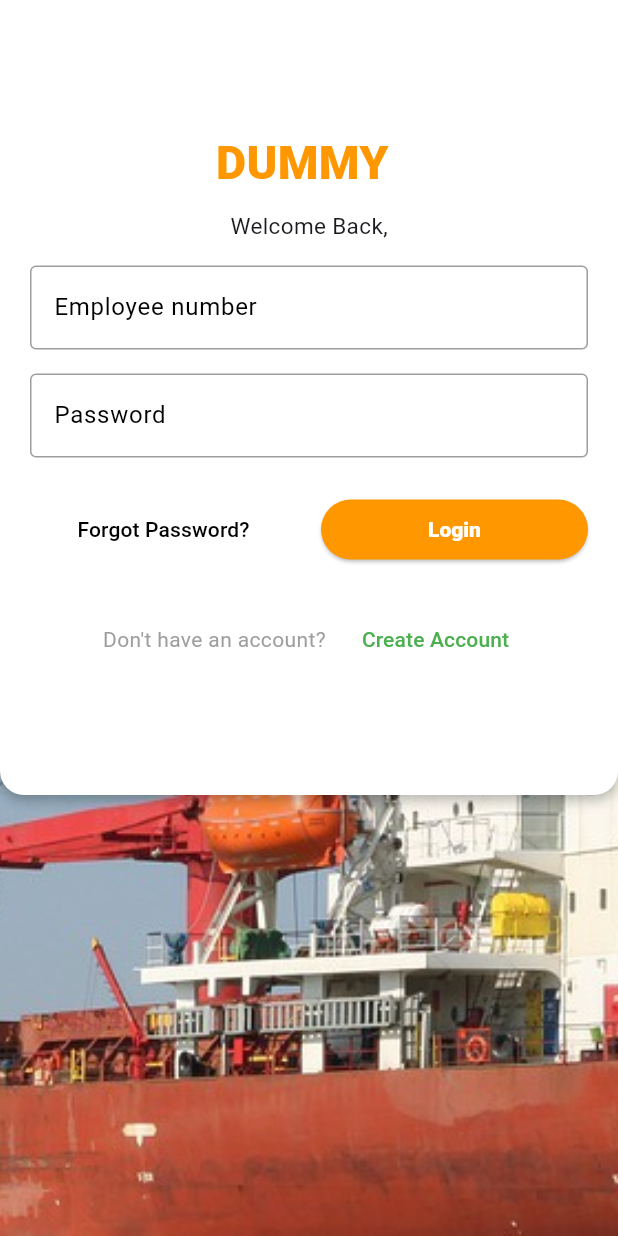
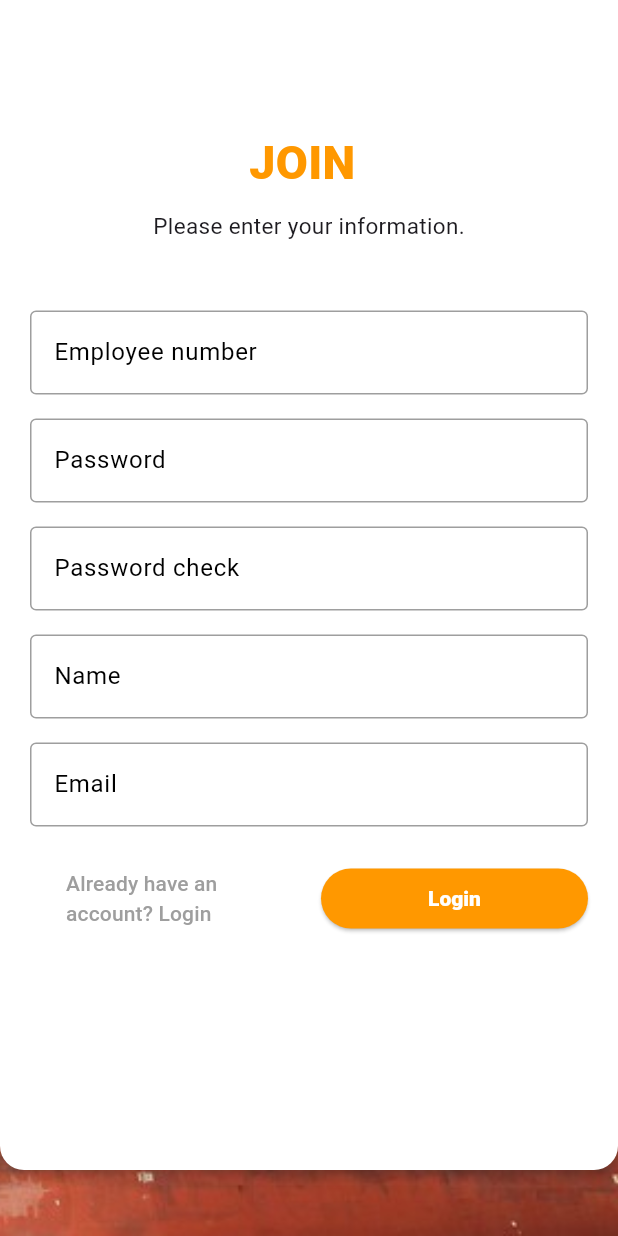
Before and after one commit to okdoittttt/Painting_Dummy, a Flutter app: the screen it shows after launch, after a tap on "Create Account", on a phone screen of 412 x 824 dp. Run offline on Flutter 3.47's test engine with Material 3 defaults, Android fonts, the light colour scheme and no system bars; Roboto replaces fonts that are missing (Pretendard).

Commit message:
FEAT: 회원가입 UI 구현

```diff
--- /dev/null
+++ b/app/robot_arm_controller/lib/pages/join/join.dart
@@ -0,0 +1,294 @@
+import 'package:flutter/cupertino.dart';
+import 'package:flutter/material.dart';
+import 'package:robot_arm_controller/pages/login/login.dart';
+
+class JoinPage extends StatefulWidget {
+  const JoinPage({super.key});
+
+  @override
+  State<JoinPage> createState() => _JoinPageState();
+}
+
+class _JoinPageState extends State<JoinPage> {
+  @override
+  Widget build(BuildContext context) {
+    return Scaffold(
+      backgroundColor: Color(0xFF4B39EF),
+      body: Container(
+        width: MediaQuery.sizeOf(context).width,
+        height: MediaQuery.sizeOf(context).height * 1,
+        decoration: BoxDecoration(
+            image: DecorationImage(
+                fit: BoxFit.cover,
+                image: Image.asset(
+                  'assets/ship3.jpg',
+                ).image)),
+        child: Column(
+          mainAxisSize: MainAxisSize.max,
+          children: [
+            Container(
+              width: double.infinity,
+              height: 780,
+              decoration: BoxDecoration(
+                  color: Colors.white,
+                  boxShadow: [
+                    BoxShadow(
+                        blurRadius: 7,
+                        color: Color(0x4D090F13),
+                        offset: Offset(0, 3))
+                  ],
+                  borderRadius: BorderRadius.only(
+                      bottomLeft: Radius.circular(16),
+                      bottomRight: Radius.circular(16),
+                      topLeft: Radius.circular(0),
+                      topRight: Radius.circular(0))),
+              child: Padding(
+                padding: EdgeInsetsDirectional.fromSTEB(20, 0, 20, 0),
+                child: SingleChildScrollView(
+                  child: Column(
+                    mainAxisSize: MainAxisSize.max,
+                    mainAxisAlignment: MainAxisAlignment.center,
+                    crossAxisAlignment: CrossAxisAlignment.center,
+                    children: [
+                      SizedBox(
+                        height: 30,
+                      ),
+                      Padding(
+                        padding: EdgeInsetsDirectional.fromSTEB(0, 56, 0, 0),
+                        child: Row(
+                          mainAxisSize: MainAxisSize.max,
+                          mainAxisAlignment: MainAxisAlignment.center,
+                          children: [
+                            Row(
+                              children: [
+                                Text(
+                                  'JOIN',
+                                  style: TextStyle(
+                                      fontSize: 31,
+                                      fontWeight: FontWeight.w900,
+                                      color: Colors.orange),
+                                ),
+                                SizedBox(
+                                  width: 9,
+                                )
+                              ],
+                            )
+                          ],
+                        ),
+                      ),
+                      Padding(
+                        padding: EdgeInsetsDirectional.fromSTEB(0, 10, 0, 0),
+                        child: Row(
+                          mainAxisSize: MainAxisSize.max,
+                          mainAxisAlignment: MainAxisAlignment.center,
+                          children: [
+                            Text(
+                              'Please enter your information.',
+                              style: TextStyle(fontSize: 15),
+                            )
+                          ],
+                        ),
+                      ),
+                      SizedBox(height: 30,),
+                      Padding(
+                        padding: EdgeInsetsDirectional.fromSTEB(0, 16, 0, 0),
+                        child: Row(
+                          mainAxisSize: MainAxisSize.max,
+                          mainAxisAlignment: MainAxisAlignment.center,
+                          children: [
+                            Expanded(
+                                child: TextFormField(
+                                  keyboardType: TextInputType.text,
+                                  decoration: InputDecoration(
+                                    labelText: 'Employee number',
+                                    hintText: 'Enter your Employee number here...',
+                                    labelStyle: TextStyle(
+                                        color: Colors.black), // 레이블 텍스트 색상
+                                    focusedBorder: OutlineInputBorder(
+                                      borderSide: BorderSide(
+                                          color:
+                                          Colors.orange), // 포커스 시 테두리 색상
+                                    ),
+                                    enabledBorder: OutlineInputBorder(
+                                      borderSide: BorderSide(
+                                          color: Colors.grey), // 비활성화 시 테두리 색상
+                                    ),
+                                  ),
+                                ),
+                            ),
+                          ],
+                        ),
+                      ),
+                      Padding(
+                        padding: EdgeInsetsDirectional.fromSTEB(0, 16, 0, 0),
+                        child: Row(
+                          mainAxisSize: MainAxisSize.max,
+                          mainAxisAlignment: MainAxisAlignment.center,
+                          children: [
+                            Expanded(
+                              child: TextFormField(
+                                keyboardType: TextInputType.visiblePassword,
+                                obscureText: true,
+                                decoration: InputDecoration(
+                                  labelText: 'Password',
+                                  hintText: 'Enter your password here...',
+                                  labelStyle: TextStyle(
+                                      color: Colors.black), // 레이블 텍스트 색상
+                                  focusedBorder: OutlineInputBorder(
+                                    borderSide: BorderSide(
+                                        color:
+                                        Colors.orange), // 포커스 시 테두리 색상
+                                  ),
+                                  enabledBorder: OutlineInputBorder(
+                                    borderSide: BorderSide(
+                                        color: Colors.grey), // 비활성화 시 테두리 색상
+                                  ),
+                                ),
+                              ),
+                            ),
+                          ],
+                        ),
+                      ),
+                      Padding(
+                        padding: EdgeInsetsDirectional.fromSTEB(0, 16, 0, 0),
+                        child: Row(
+                          mainAxisSize: MainAxisSize.max,
+                          mainAxisAlignment: MainAxisAlignment.center,
+                          children: [
+                            Expanded(
+                              child: TextFormField(
+                                keyboardType: TextInputType.visiblePassword,
+                                obscureText: true,
+                                decoration: InputDecoration(
+                                  labelText: 'Password check',
+                                  hintText: 'Enter your password here...',
+                                  labelStyle: TextStyle(
+                                      color: Colors.black), // 레이블 텍스트 색상
+                                  focusedBorder: OutlineInputBorder(
+                                    borderSide: BorderSide(
+                                        color:
+                                        Colors.orange), // 포커스 시 테두리 색상
+                                  ),
+                                  enabledBorder: OutlineInputBorder(
+                                    borderSide: BorderSide(
+                                        color: Colors.grey), // 비활성화 시 테두리 색상
+                                  ),
+                                ),
+                              ),
+                            ),
+                          ],
+                        ),
+                      ),
+                      Padding(
+                        padding: EdgeInsetsDirectional.fromSTEB(0, 16, 0, 0),
+                        child: Row(
+                          mainAxisSize: MainAxisSize.max,
+                          mainAxisAlignment: MainAxisAlignment.center,
+                          children: [
+                            Expanded(
+                              child: TextFormField(
+                                keyboardType: TextInputType.text,
+                                decoration: InputDecoration(
+                                  labelText: 'Name',
+                                  hintText: 'Enter your Name here...',
+                                  labelStyle: TextStyle(
+                                      color: Colors.black), // 레이블 텍스트 색상
+                                  focusedBorder: OutlineInputBorder(
+                                    borderSide: BorderSide(
+                                        color:
+                                        Colors.orange), // 포커스 시 테두리 색상
+                                  ),
+                                  enabledBorder: OutlineInputBorder(
+                                    borderSide: BorderSide(
+                                        color: Colors.grey), // 비활성화 시 테두리 색상
+                                  ),
+                                ),
+                              ),
+                            ),
+                          ],
+                        ),
+                      ),
+                      Padding(
+                        padding: EdgeInsetsDirectional.fromSTEB(0, 16, 0, 0),
+                        child: Row(
+                          mainAxisSize: MainAxisSize.max,
+                          mainAxisAlignment: MainAxisAlignment.center,
+                          children: [
+                            Expanded(
+                              child: TextFormField(
+                                keyboardType: TextInputType.emailAddress,
+                                decoration: InputDecoration(
+                                  labelText: 'Email',
+                                  hintText: 'Enter your Email here...',
+                                  labelStyle: TextStyle(
+                                      color: Colors.black), // 레이블 텍스트 색상
+                                  focusedBorder: OutlineInputBorder(
+                                    borderSide: BorderSide(
+                                        color:
+                                        Colors.orange), // 포커스 시 테두리 색상
+                                  ),
+                                  enabledBorder: OutlineInputBorder(
+                                    borderSide: BorderSide(
+                                        color: Colors.grey), // 비활성화 시 테두리 색상
+                                  ),
+                                ),
+                              ),
+                            ),
+                          ],
+                        ),
+                      ),
+                      Padding(
+                        padding: EdgeInsetsDirectional.fromSTEB(0, 24, 0, 0),
+                        child: Row(
+                          mainAxisSize: MainAxisSize.max,
+                          mainAxisAlignment: MainAxisAlignment.spaceBetween,
+                          children: [
+                            Expanded(
+                              flex: 5, // 첫 번째 버튼의 비율
+                              child: ElevatedButton(
+                                onPressed: () {
+                                  Navigator.push(context, MaterialPageRoute(builder: (context) => LoginPage()));
+                                },
+                                style: ElevatedButton.styleFrom(
+                                  backgroundColor: Colors.transparent,
+                                  foregroundColor: Colors.black,
+                                  elevation: 0,
+                                ),
+                                child: Text("Already have an account? Login",
+                                style: TextStyle(
+                                  color: Colors.grey
+                                ),),
+                              ),
+                            ),
+                            SizedBox(width: 16), // 간격 조절을 위한 SizedBox 추가
+                            Expanded(
+                              flex: 5,
+                              child: ElevatedButton(
+                                onPressed: () {
+                                  // Navigator.push(context, MaterialPageRoute(builder: (context) => RobotsconnectionScreen()));
+                                },
+                                style: ElevatedButton.styleFrom(
+                                  backgroundColor: Colors.orange, // 배경색을 파란색으로 설정
+                                  foregroundColor:
+                                  Colors.white, // 텍스트 색상을 흰색으로 설정
+                                  textStyle: TextStyle(
+                                      fontWeight:
+                                      FontWeight.w900), // 글자를 굵게(볼드) 설정
+                                ),
+                                child: Text("Login"),
+                              ),
+                            ),
+                          ],
+                        ),
+                      ),
+                    ],
+                  ),
+                ),
+              ),
+            )
+          ],
+        ),
+      ),
+    );
+  }
+}
--- a/app/robot_arm_controller/lib/pages/login/login.dart
+++ b/app/robot_arm_controller/lib/pages/login/login.dart
@@ -1,5 +1,6 @@
 import 'package:flutter/cupertino.dart';
 import 'package:flutter/material.dart';
+import 'package:robot_arm_controller/pages/join/join.dart';
 import 'package:robot_arm_controller/pages/robotList/robotsconnectionScreen.dart';
 
 class LoginPage extends StatefulWidget {
@@ -100,7 +101,7 @@ class _LoginPageState extends State<LoginPage> {
                           children: [
                             Expanded(
                               child: TextFormField(
-                                keyboardType: TextInputType.emailAddress,
+                                keyboardType: TextInputType.text,
                                 decoration: InputDecoration(
                                   labelText: 'Employee number',
                                   hintText: 'Enter your Employee number here...',
@@ -109,7 +110,7 @@ class _LoginPageState extends State<LoginPage> {
                                   focusedBorder: OutlineInputBorder(
                                     borderSide: BorderSide(
                                         color:
-                                            Colors.lightBlue), // 포커스 시 테두리 색상
+                                            Colors.orange), // 포커스 시 테두리 색상
                                   ),
                                   enabledBorder: OutlineInputBorder(
                                     borderSide: BorderSide(
@@ -139,7 +140,7 @@ class _LoginPageState extends State<LoginPage> {
                                   focusedBorder: OutlineInputBorder(
                                     borderSide: BorderSide(
                                         color:
-                                            Colors.lightBlue), // 포커스 시 테두리 색상
+                                            Colors.orange), // 포커스 시 테두리 색상
                                   ),
                                   enabledBorder: OutlineInputBorder(
                                     borderSide: BorderSide(
@@ -205,7 +206,9 @@ class _LoginPageState extends State<LoginPage> {
                               ),
                             ),
                             ElevatedButton(
-                              onPressed: () {},
+                              onPressed: () {
+                                Navigator.push(context, MaterialPageRoute(builder: (context)  => JoinPage()));
+                              },
                               style: ElevatedButton.styleFrom(
                                 backgroundColor: Colors.transparent,
                                 foregroundColor: Colors.green,
```
